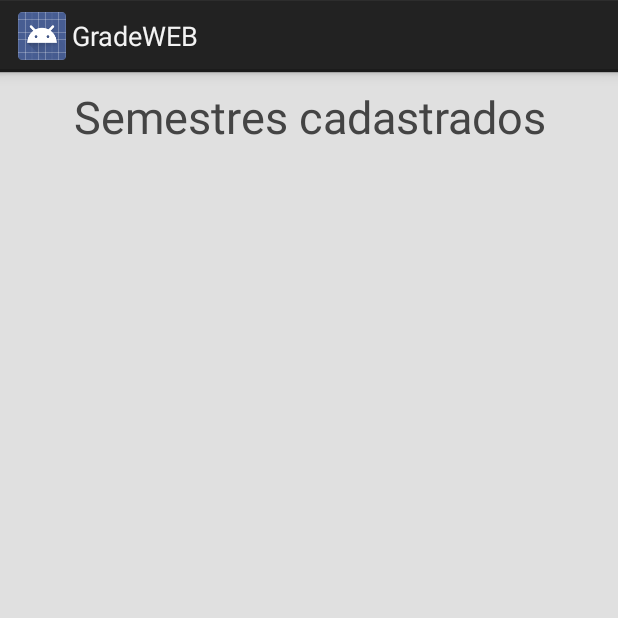
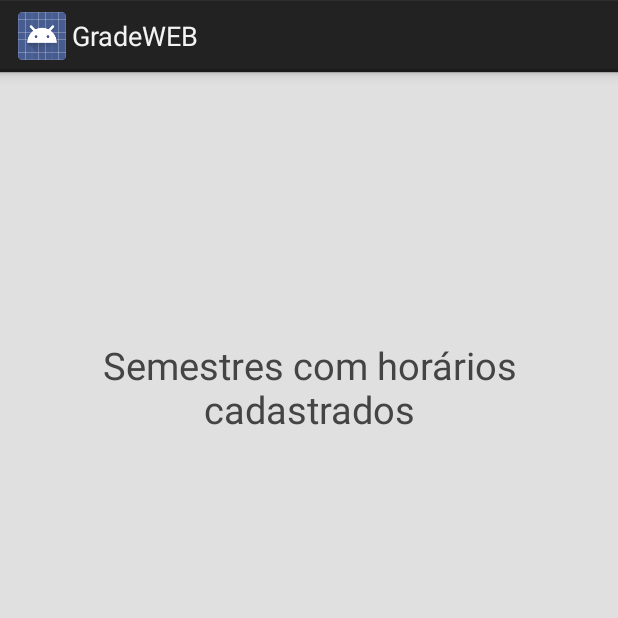
Before and after one commit to rcfarias/DispMoveisGrupo1, an Android app: the fragment FragmentSemesterList shown on its own in the app's theme, on a phone screen of 412 x 824 dp, the top half of it. Run offline under Robolectric (Android 15) with nearby library versions, the phone set to English and light mode, and no system bars; 5 statements that could not run were skipped.

Commit message:
tentativa de query das disciplinas a partir das turmas em um objeto Horario

```diff
--- a/GradeWEB/app/src/main/java/com/rafael/gradeweb/FragmentSemesterList.java
+++ b/GradeWEB/app/src/main/java/com/rafael/gradeweb/FragmentSemesterList.java
@@ -8,20 +8,13 @@ import android.view.View;
 import android.view.ViewGroup;
 import android.widget.ArrayAdapter;
 import android.widget.ListView;
-import android.widget.TextView;
 
-import com.parse.FindCallback;
-import com.parse.GetCallback;
 import com.parse.ParseException;
 import com.parse.ParseObject;
 import com.parse.ParseQuery;
-import com.parse.ParseUser;
 
 import java.util.ArrayList;
-import java.util.Arrays;
 import java.util.List;
-import java.util.Objects;
-
 
 
 public class FragmentSemesterList extends Fragment {
@@ -47,9 +40,9 @@ public class FragmentSemesterList extends Fragment {
         mApp = GradeWEBApplication.getInstance();
         //ParseUser usuario = mApp.getUsuario();
 
-        View viewRaiz = inflater.inflate(R.layout.semester_main_list_fragment, container, false);
+        View viewRaiz = inflater.inflate(R.layout.layout_fragmento_lista_semesteres, container, false);
 
-        semestresListView = (ListView) viewRaiz.findViewById(R.id.semestre_list_view);
+        semestresListView = (ListView) viewRaiz.findViewById(R.id.semestres_list_view);
 
 
         ParseQuery<ParseObject> turmaQuery = ParseQuery.getQuery("Horario");
--- a/GradeWEB/app/src/main/java/com/rafael/gradeweb/FragmentoDetalhesDisciplina.java
+++ b/GradeWEB/app/src/main/java/com/rafael/gradeweb/FragmentoDetalhesDisciplina.java
@@ -29,6 +29,7 @@ public class FragmentoDetalhesDisciplina extends Fragment {
     private TextView detalhesTextView;
     private ScrollView minhaScroolView;
     private ListView disciplinasListView;
+
 
     private final String disciplinaLabel = "Disciplina";
 
@@ -102,7 +103,7 @@ public class FragmentoDetalhesDisciplina extends Fragment {
         final ArrayList listaDisciplinasNomes = new ArrayList();
 
         for(int j = 0; j < listaDisciplinasObjects.size(); j++) {
-            listaDisciplinasNomes.add(listaDisciplinasObjects.get(j).getString("DID") + " " + listaDisciplinasObjects.get(j).getString("name"));
+            listaDisciplinasNomes.add(listaDisciplinasObjects.get(j).getString("DID") + " - " + listaDisciplinasObjects.get(j).getString("name"));
         }
 
         ArrayAdapter<ArrayList> adapter = new ArrayAdapter<ArrayList>(this.getActivity(),
@@ -120,7 +121,7 @@ public class FragmentoDetalhesDisciplina extends Fragment {
 
 
                 String nome = (String) listaDisciplinasNomes.get(position);
-                String[] parts = nome.split(" ");
+                String[] parts = nome.split(" - ");
 
                 ParseQuery<ParseObject> disciplinaQuery = ParseQuery.getQuery("Disciplina");
                 disciplinaQuery.whereEqualTo("DID",(String) parts[0]);
--- a/GradeWEB/app/src/main/res/layout/layout_fragmento_detalhes_disciplina.xml
+++ b/GradeWEB/app/src/main/res/layout/layout_fragmento_detalhes_disciplina.xml
@@ -22,7 +22,8 @@
         android:id="@+id/listViewDisciplinas"
         android:layout_gravity="center"
         android:paddingBottom="20dp"
-        android:paddingTop="20dp">
+        android:paddingTop="20dp"
+        android:background="#FFFFFF">
 
         </ListView>
 
--- a/GradeWEB/app/src/main/res/layout/semester_main_list_fragment.xml
+++ b/GradeWEB/app/src/main/res/layout/layout_fragmento_lista_semesteres.xml
@@ -5,27 +5,39 @@
     android:layout_width="match_parent"
     android:layout_height="match_parent"
     android:background="@color/background"
-    android:gravity="center">
+    android:gravity="center"
+    android:padding="20dp">
 
     <TextView
         android:layout_width="match_parent"
         android:layout_height="60dp"
-        android:text="Semestres cadastrados"
-        android:textSize="30sp"
+        android:id="@+id/lista_semestres_text_view"
+        android:text="Semestres com horários cadastrados"
+        android:textSize="25sp"
         android:gravity="center"
         android:textColor="@color/text_color">
         </TextView>
 
     <ListView
         android:layout_width="match_parent"
-        android:layout_height="match_parent"
+        android:layout_height="300dp"
         android:paddingBottom="20dp"
         android:paddingLeft="20dp"
         android:paddingRight="20dp"
         android:paddingTop="20dp"
-        android:id="@+id/semestre_list_view"
+        android:id="@+id/semestres_list_view"
         android:layout_gravity="center">
 
         </ListView>
 
+    <TextView
+        android:layout_width="match_parent"
+        android:layout_height="60dp"
+        android:id="@+id/debug_text_view"
+        android:text=""
+        android:textSize="25sp"
+        android:gravity="center"
+        android:textColor="@color/text_color">
+    </TextView>
+
 </LinearLayout>
```
Also changed, not shown: GradeWEB/app/src/main/java/com/rafael/gradeweb/FragmentoListaSemestreUsuario.java (added, +103 -0 lines), GradeWEB/app/src/main/java/com/rafael/gradeweb/MainActivityDrawer.java (+3 -8 lines).
